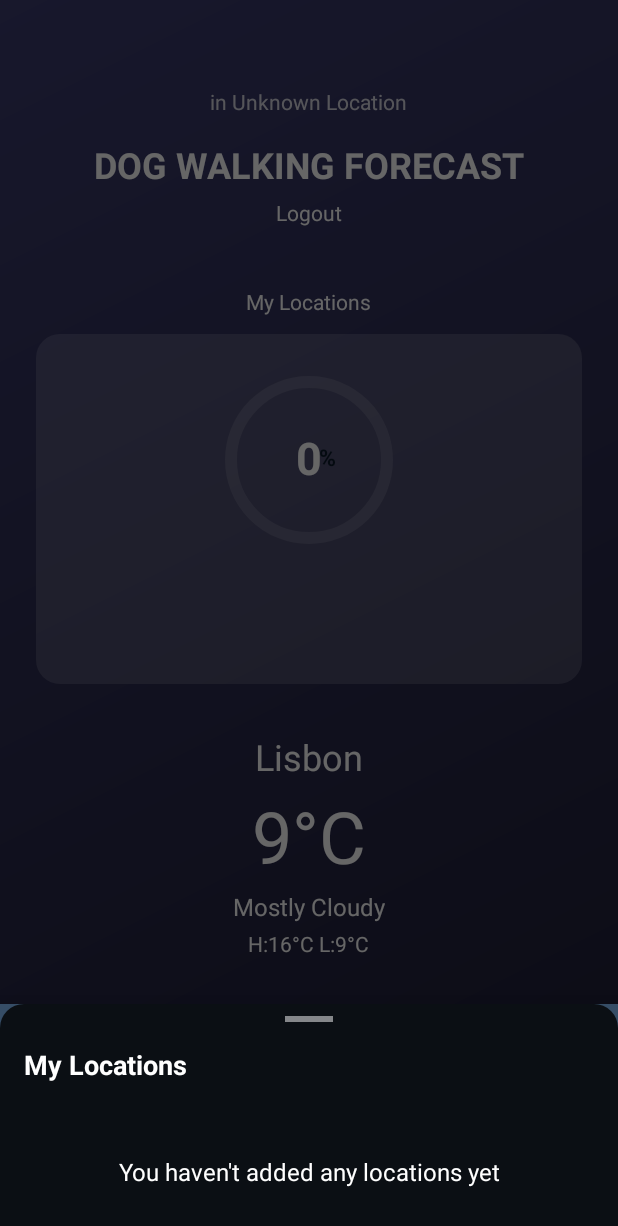
After one commit to doctor-ricco/dogWalkingForecast, an Android app: the fragment UserLocationsBottomSheet placed in its activity, on a phone screen of 412 x 824 dp. The commit adds this screen. Shown: the top 1226 px of the screen. Run offline under Robolectric (Android 15) with nearby library versions, the phone set to English and light mode, and no system bars; our stand-ins replace Firebase (no records; nobody signed in at launch, a user with empty details on screens opened directly).

Commit message:
Sharing info bugfixing

```diff
--- a/app/src/main/java/garagem/ideias/dogwalkingforecast/MainActivity.java
+++ b/app/src/main/java/garagem/ideias/dogwalkingforecast/MainActivity.java
@@ -45,6 +45,7 @@
 import android.widget.ImageButton;
 import garagem.ideias.dogwalkingforecast.feature.MapActivity;
 import garagem.ideias.dogwalkingforecast.view.CircularScoreView;
+import garagem.ideias.dogwalkingforecast.feature.UserLocationsBottomSheet;
 
 public class MainActivity extends AppCompatActivity {
     private static final String API_KEY = "15083413d0f0d7bcc5b45362c97f8998";
@@ -149,6 +150,13 @@
         // Apply click listener to both views
         scoreContainer.setOnClickListener(mapClickListener);
         locationMessage.setOnClickListener(mapClickListener);
+
+        // Setup locations button
+        TextView myLocationsButton = findViewById(R.id.myLocationsButton);
+        myLocationsButton.setOnClickListener(v -> {
+            UserLocationsBottomSheet bottomSheet = new UserLocationsBottomSheet();
+            bottomSheet.show(getSupportFragmentManager(), "userLocations");
+        });
     }
 
     private void checkLocationPermission() {
--- /dev/null
+++ b/app/src/main/java/garagem/ideias/dogwalkingforecast/feature/UserLocationsAdapter.java
@@ -0,0 +1,61 @@
+package garagem.ideias.dogwalkingforecast.feature;
+
+import android.view.LayoutInflater;
+import android.view.View;
+import android.view.ViewGroup;
+import android.widget.TextView;
+import androidx.annotation.NonNull;
+import androidx.recyclerview.widget.RecyclerView;
+import java.util.List;
+import garagem.ideias.dogwalkingforecast.R;
+
+public class UserLocationsAdapter extends RecyclerView.Adapter<UserLocationsAdapter.LocationViewHolder> {
+    private List<UserLocationsBottomSheet.LocationItem> locations;
+    private final OnLocationClickListener listener;
+
+    public interface OnLocationClickListener {
+        void onLocationClick(UserLocationsBottomSheet.LocationItem location);
+    }
+
+    public UserLocationsAdapter(List<UserLocationsBottomSheet.LocationItem> locations, OnLocationClickListener listener) {
+        this.locations = locations;
+        this.listener = listener;
+    }
+
+    @NonNull
+    @Override
+    public LocationViewHolder onCreateViewHolder(@NonNull ViewGroup parent, int viewType) {
+        View view = LayoutInflater.from(parent.getContext())
+            .inflate(R.layout.item_location, parent, false);
+        return new LocationViewHolder(view);
+    }
+
+    @Override
+    public void onBindViewHolder(@NonNull LocationViewHolder holder, int position) {
+        UserLocationsBottomSheet.LocationItem location = locations.get(position);
+        holder.nameText.setText(location.name);
+        holder.typeText.setText(location.type);
+        holder.itemView.setOnClickListener(v -> listener.onLocationClick(location));
+    }
+
+    @Override
+    public int getItemCount() {
+        return locations.size();
+    }
+
+    public void updateLocations(List<UserLocationsBottomSheet.LocationItem> newLocations) {
+        this.locations = newLocations;
+        notifyDataSetChanged();
+    }
+
+    static class LocationViewHolder extends RecyclerView.ViewHolder {
+        TextView nameText;
+        TextView typeText;
+
+        LocationViewHolder(View itemView) {
+            super(itemView);
+            nameText = itemView.findViewById(R.id.locationName);
+            typeText = itemView.findViewById(R.id.locationType);
+        }
+    }
+}
--- /dev/null
+++ b/app/src/main/java/garagem/ideias/dogwalkingforecast/feature/UserLocationsBottomSheet.java
@@ -0,0 +1,107 @@
+package garagem.ideias.dogwalkingforecast.feature;
+
+import android.os.Bundle;
+import android.view.LayoutInflater;
+import android.view.View;
+import android.view.ViewGroup;
+import android.widget.TextView;
+import androidx.annotation.NonNull;
+import androidx.annotation.Nullable;
+import androidx.recyclerview.widget.LinearLayoutManager;
+import androidx.recyclerview.widget.RecyclerView;
+import com.google.android.material.bottomsheet.BottomSheetDialogFragment;
+import com.google.firebase.auth.FirebaseAuth;
+import com.google.firebase.firestore.FirebaseFirestore;
+import com.google.firebase.firestore.QueryDocumentSnapshot;
+import java.util.ArrayList;
+import java.util.List;
+import garagem.ideias.dogwalkingforecast.R;
+
+public class UserLocationsBottomSheet extends BottomSheetDialogFragment {
+    private RecyclerView recyclerView;
+    private TextView emptyView;
+    private FirebaseFirestore db;
+    private FirebaseAuth auth;
+    private UserLocationsAdapter adapter;
+
+    @Nullable
+    @Override
+    public View onCreateView(@NonNull LayoutInflater inflater, @Nullable ViewGroup container,
+            @Nullable Bundle savedInstanceState) {
+        return inflater.inflate(R.layout.bottom_sheet_user_locations, container, false);
+    }
+
+    @Override
+    public void onViewCreated(@NonNull View view, @Nullable Bundle savedInstanceState) {
+        super.onViewCreated(view, savedInstanceState);
+
+        // Initialize Firebase
+        db = FirebaseFirestore.getInstance();
+        auth = FirebaseAuth.getInstance();
+
+        // Initialize views
+        recyclerView = view.findViewById(R.id.locationsRecyclerView);
+        emptyView = view.findViewById(R.id.emptyView);
+
+        // Setup header
+        TextView titleView = view.findViewById(R.id.titleText);
+        titleView.setText("My Locations");
+
+        // Setup RecyclerView
+        recyclerView.setLayoutManager(new LinearLayoutManager(getContext()));
+        adapter = new UserLocationsAdapter(new ArrayList<>(), location -> {
+            // Handle location click - navigate to map
+            if (getActivity() instanceof MapActivity) {
+                ((MapActivity) getActivity()).navigateToLocation(location.latitude, location.longitude);
+                dismiss();
+            }
+        });
+        recyclerView.setAdapter(adapter);
+
+        // Load user's locations
+        loadUserLocations();
+    }
+
+    private void loadUserLocations() {
+        String userId = auth.getCurrentUser().getUid();
+        db.collection("locations")
+            .whereEqualTo("userId", userId)
+            .get()
+            .addOnSuccessListener(queryDocumentSnapshots -> {
+                List<LocationItem> locations = new ArrayList<>();
+                for (QueryDocumentSnapshot document : queryDocumentSnapshots) {
+                    LocationItem location = new LocationItem(
+                        document.getString("name"),
+                        document.getString("type"),
+                        document.getDouble("latitude"),
+                        document.getDouble("longitude")
+                    );
+                    locations.add(location);
+                }
+
+                if (locations.isEmpty()) {
+                    recyclerView.setVisibility(View.GONE);
+                    emptyView.setVisibility(View.VISIBLE);
+                } else {
+                    recyclerView.setVisibility(View.VISIBLE);
+                    emptyView.setVisibility(View.GONE);
+                    adapter.updateLocations(locations);
+                }
+            });
+    }
+
+    // Data class for location items
+    public static class LocationItem {
+        String name;
+        String type;
+        double latitude;
+        double longitude;
+
+        LocationItem(String name, String type, double latitude, double longitude) {
+            this.name = name;
+            this.type = type;
+            this.latitude = latitude;
+            this.longitude = longitude;
+        }
+    }
+}
--- /dev/null
+++ b/app/src/main/res/drawable/bottom_sheet_background.xml
@@ -0,0 +1,7 @@
+<?xml version="1.0" encoding="utf-8"?>
+<shape xmlns:android="http://schemas.android.com/apk/res/android">
+    <solid android:color="#CC000000"/>
+    <corners
+        android:topLeftRadius="16dp"
+        android:topRightRadius="16dp"/>
+</shape>
--- a/app/src/main/res/layout/activity_main.xml
+++ b/app/src/main/res/layout/activity_main.xml
@@ -73,6 +73,18 @@
                     android:textSize="14sp"
                     android:padding="4dp"
                     android:layout_marginBottom="32dp"
+                    android:background="?attr/selectableItemBackground"/>
+
+                <!-- Add this near the logout link -->
+                <TextView
+                    android:id="@+id/myLocationsButton"
+                    android:layout_width="wrap_content"
+                    android:layout_height="wrap_content"
+                    android:text="My Locations"
+                    android:textColor="@color/white"
+                    android:textSize="14sp"
+                    android:padding="4dp"
+                    android:layout_marginBottom="8dp"
                     android:background="?attr/selectableItemBackground"/>
 
                 <!-- Score container - make it clickable -->
--- /dev/null
+++ b/app/src/main/res/layout/bottom_sheet_user_locations.xml
@@ -0,0 +1,45 @@
+<?xml version="1.0" encoding="utf-8"?>
+<LinearLayout xmlns:android="http://schemas.android.com/apk/res/android"
+    xmlns:app="http://schemas.android.com/apk/res-auto"
+    android:layout_width="match_parent"
+    android:layout_height="wrap_content"
+    android:orientation="vertical"
+    android:background="@drawable/bottom_sheet_background">
+
+    <!-- Handle -->
+    <View
+        android:layout_width="32dp"
+        android:layout_height="4dp"
+        android:layout_gravity="center_horizontal"
+        android:layout_marginTop="8dp"
+        android:background="#80FFFFFF"/>
+
+    <TextView
+        android:id="@+id/titleText"
+        android:layout_width="match_parent"
+        android:layout_height="wrap_content"
+        android:padding="16dp"
+        android:textSize="18sp"
+        android:textColor="@color/white"
+        android:textStyle="bold"/>
+
+    <androidx.recyclerview.widget.RecyclerView
+        android:id="@+id/locationsRecyclerView"
+        android:layout_width="match_parent"
+        android:layout_height="wrap_content"
+        android:padding="16dp"
+        android:clipToPadding="false"
+        android:maxHeight="400dp"/>
+
+    <TextView
+        android:id="@+id/emptyView"
+        android:layout_width="match_parent"
+        android:layout_height="wrap_content"
+        android:gravity="center"
+        android:padding="32dp"
+        android:text="You haven't added any locations yet"
+        android:textColor="@color/white"
+        android:textSize="16sp"
+        android:visibility="gone"/>
+
+</LinearLayout>
```
Also changed, not shown: app/src/main/java/garagem/ideias/dogwalkingforecast/feature/MapActivity.java (+11 -0 lines), app/src/main/res/drawable/ic_add.xml (added, +10 -0 lines), app/src/main/res/drawable/ic_list.xml (added, +10 -0 lines), app/src/main/res/layout/item_location.xml (added, +33 -0 lines), app/src/main/res/menu/map_menu.xml (+8 -2 lines).
